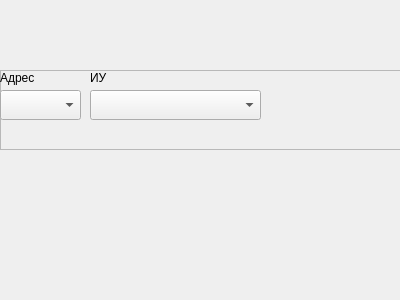
This is m_cfg/unitWidgets/widget_tg.ui in xXRadioHeadXx/start7 as Qt 5 draws it before an edit. The edited form follows.
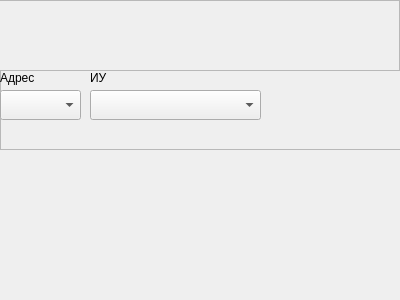
This is the edited form.

```diff
--- a/m_cfg/unitWidgets/widget_tg.ui
+++ b/m_cfg/unitWidgets/widget_tg.ui
@@ -81,6 +81,22 @@
     </property>
    </widget>
   </widget>
+  <widget class="QFrame" name="frame_2">
+   <property name="geometry">
+    <rect>
+     <x>-1</x>
+     <y>0</y>
+     <width>401</width>
+     <height>71</height>
+    </rect>
+   </property>
+   <property name="frameShape">
+    <enum>QFrame::StyledPanel</enum>
+   </property>
+   <property name="frameShadow">
+    <enum>QFrame::Raised</enum>
+   </property>
+  </widget>
  </widget>
  <resources/>
  <connections/>
```
